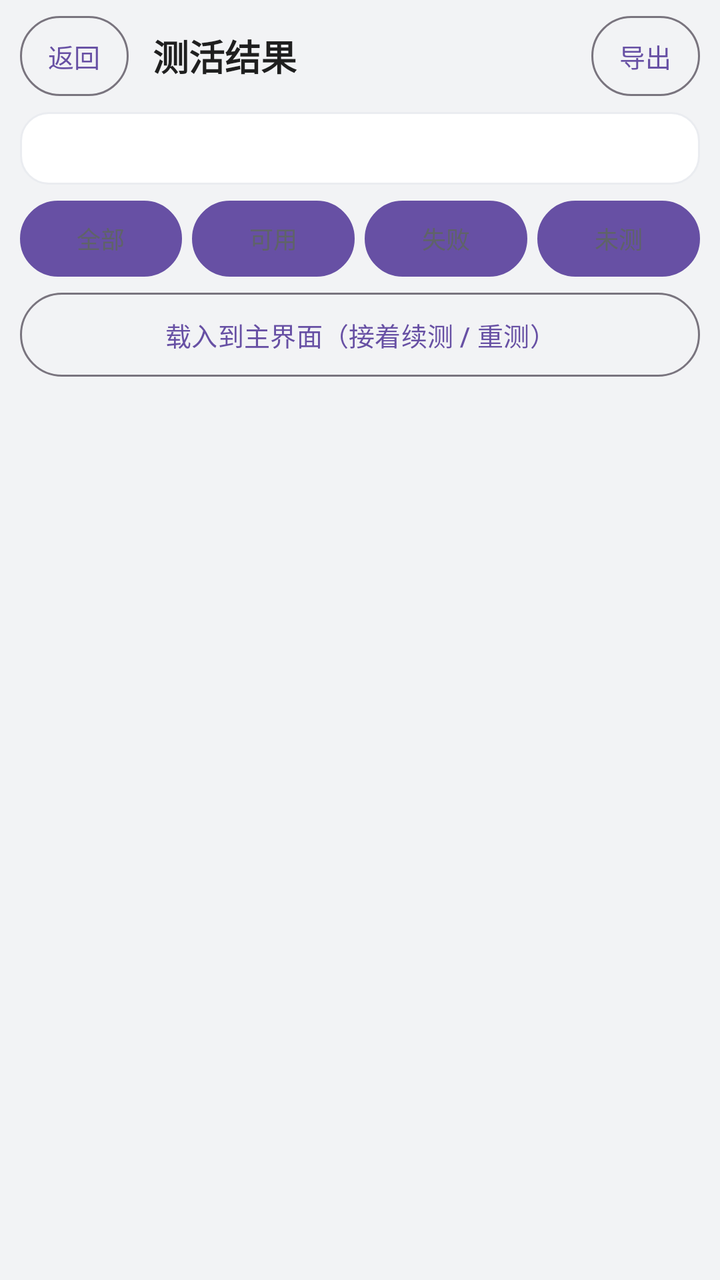
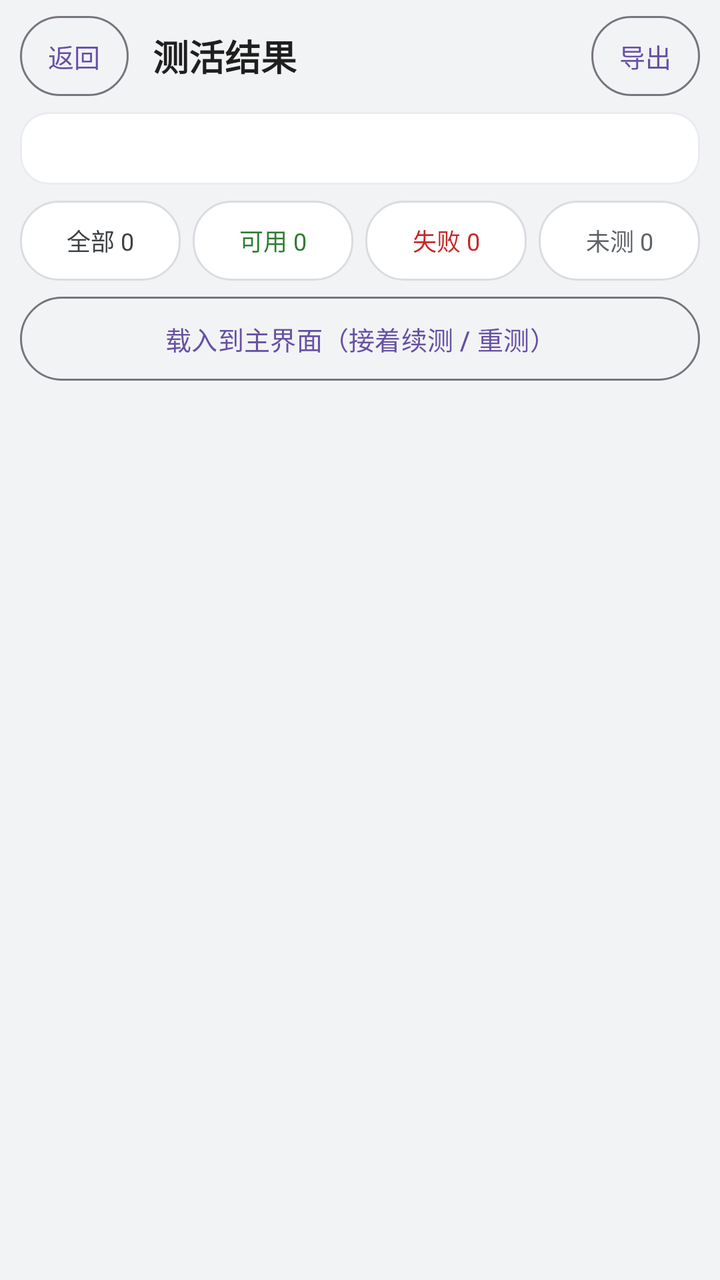

Before-and-after screenshots of an Android layout around one commit, followed by the original layout XML and the change that was made.
<!-- AndroidManifest.xml: application theme Theme.Check -->
<!-- res/layout/activity_result.xml -->
<?xml version="1.0" encoding="utf-8"?>
<LinearLayout xmlns:android="http://schemas.android.com/apk/res/android"
    android:id="@+id/root"
    android:layout_width="match_parent"
    android:layout_height="match_parent"
    android:background="#F2F3F5"
    android:orientation="vertical">

    <LinearLayout
        android:layout_width="match_parent"
        android:layout_height="wrap_content"
        android:layout_marginHorizontal="10dp"
        android:layout_marginTop="8dp"
        android:gravity="center_vertical"
        android:orientation="horizontal">

        <Button
            android:id="@+id/btnBack"
            style="?attr/materialButtonOutlinedStyle"
            android:layout_width="wrap_content"
            android:layout_height="40dp"
            android:insetTop="0dp"
            android:insetBottom="0dp"
            android:minWidth="0dp"
            android:paddingHorizontal="14dp"
            android:text="返回"
            android:textSize="13sp" />

        <TextView
            android:id="@+id/tvTitle"
            android:layout_width="0dp"
            android:layout_height="wrap_content"
            android:layout_marginStart="12dp"
            android:layout_weight="1"
            android:ellipsize="end"
            android:maxLines="1"
            android:text="测活结果"
            android:textColor="#1F1F1F"
            android:textSize="18sp"
            android:textStyle="bold" />

        <Button
            android:id="@+id/btnExport"
            style="?attr/materialButtonOutlinedStyle"
            android:layout_width="wrap_content"
            android:layout_height="40dp"
            android:insetTop="0dp"
            android:insetBottom="0dp"
            android:minWidth="0dp"
            android:paddingHorizontal="14dp"
            android:text="导出"
            android:textSize="13sp" />
    </LinearLayout>

    <TextView
        android:id="@+id/tvInfo"
        android:layout_width="match_parent"
        android:layout_height="wrap_content"
        android:layout_marginHorizontal="10dp"
        android:layout_marginTop="8dp"
        android:background="@drawable/bg_card"
        android:lineSpacingExtra="3dp"
        android:paddingHorizontal="12dp"
        android:paddingVertical="10dp"
        android:text=""
        android:textColor="#5F6368"
        android:textSize="12sp" />

    <LinearLayout
        android:layout_width="match_parent"
        android:layout_height="wrap_content"
        android:layout_marginHorizontal="10dp"
        android:layout_marginTop="8dp"
        android:orientation="horizontal">

        <Button
            android:id="@+id/btnFAll"
            android:layout_width="0dp"
            android:layout_height="38dp"
            android:layout_weight="1"
            android:background="@drawable/bg_chip"
            android:insetTop="0dp"
            android:insetBottom="0dp"
            android:minWidth="0dp"
            android:paddingHorizontal="2dp"
            android:stateListAnimator="@null"
            android:text="全部"
            android:textColor="@drawable/chip_text"
            android:textSize="12sp" />

        <Button
            android:id="@+id/btnFAlive"
            android:layout_width="0dp"
            android:layout_height="38dp"
            android:layout_marginStart="5dp"
            android:layout_weight="1"
            android:background="@drawable/bg_chip"
            android:insetTop="0dp"
            android:insetBottom="0dp"
            android:minWidth="0dp"
            android:paddingHorizontal="2dp"
            android:stateListAnimator="@null"
            android:text="可用"
            android:textColor="@drawable/chip_text"
            android:textSize="12sp" />

        <Button
            android:id="@+id/btnFDead"
            android:layout_width="0dp"
            android:layout_height="38dp"
            android:layout_marginStart="5dp"
            android:layout_weight="1"
            android:background="@drawable/bg_chip"
            android:insetTop="0dp"
            android:insetBottom="0dp"
            android:minWidth="0dp"
            android:paddingHorizontal="2dp"
            android:stateListAnimator="@null"
            android:text="失败"
            android:textColor="@drawable/chip_text"
            android:textSize="12sp" />

        <Button
            android:id="@+id/btnFUntested"
            android:layout_width="0dp"
            android:layout_height="38dp"
            android:layout_marginStart="5dp"
            android:layout_weight="1"
            android:background="@drawable/bg_chip"
            android:insetTop="0dp"
            android:insetBottom="0dp"
            android:minWidth="0dp"
            android:paddingHorizontal="2dp"
            android:stateListAnimator="@null"
            android:text="未测"
            android:textColor="@drawable/chip_text"
            android:textSize="12sp" />
    </LinearLayout>

    <Button
        android:id="@+id/btnLoad2Main"
        style="?attr/materialButtonOutlinedStyle"
        android:layout_width="match_parent"
        android:layout_height="42dp"
        android:layout_marginHorizontal="10dp"
        android:layout_marginTop="8dp"
        android:insetTop="0dp"
        android:insetBottom="0dp"
        android:minWidth="0dp"
        android:text="载入到主界面（接着续测 / 重测）"
        android:textSize="13sp" />

    <androidx.recyclerview.widget.RecyclerView
        android:id="@+id/recycler"
        android:layout_width="match_parent"
        android:layout_height="0dp"
        android:layout_marginTop="4dp"
        android:layout_weight="1"
        android:clipToPadding="false"
        android:paddingBottom="12dp" />
</LinearLayout>
<!-- resources referenced by this layout -->
<resources>
  <!-- drawable bg_card (drawable) -->
  <?xml version="1.0" encoding="utf-8"?>
  <shape xmlns:android="http://schemas.android.com/apk/res/android"
      android:shape="rectangle">
      <solid android:color="#FFFFFF" />
      <corners android:radius="14dp" />
      <stroke
          android:width="1dp"
          android:color="#EAECF0" />
  </shape>
  <!-- drawable bg_chip (drawable) -->
  <?xml version="1.0" encoding="utf-8"?>
  <selector xmlns:android="http://schemas.android.com/apk/res/android">
      <item android:state_selected="true">
          <shape android:shape="rectangle">
              <solid android:color="#7B4DFF" />
              <corners android:radius="19dp" />
          </shape>
      </item>
      <item>
          <shape android:shape="rectangle">
              <solid android:color="#FFFFFF" />
              <stroke
                  android:width="1dp"
                  android:color="#DADCE0" />
              <corners android:radius="19dp" />
          </shape>
      </item>
  </selector>
  <!-- drawable chip_text (drawable) -->
  <?xml version="1.0" encoding="utf-8"?>
  <selector xmlns:android="http://schemas.android.com/apk/res/android">
      <item android:state_selected="true" android:color="#FFFFFF" />
      <item android:color="#5F6368" />
  </selector>
  <style name="Theme.Check" parent="Theme.Material3.Light.NoActionBar">
          <item name="android:statusBarColor">@android:color/transparent</item>
          <item name="android:navigationBarColor">@android:color/transparent</item>
          <item name="android:windowLightStatusBar">true</item>
          <item name="android:windowBackground">#F2F3F5</item>
          <item name="android:textColorPrimary">#212121</item>
          <item name="android:textColorSecondary">#666666</item>
      </style>
</resources>

<!-- the commit's change to res/layout/activity_result.xml (unified diff, before → after) -->
@@ -73,67 +73,59 @@
         android:layout_marginTop="8dp"
         android:orientation="horizontal">
 
-        <Button
+        <TextView
             android:id="@+id/btnFAll"
             android:layout_width="0dp"
-            android:layout_height="38dp"
+            android:layout_height="40dp"
             android:layout_weight="1"
             android:background="@drawable/bg_chip"
-            android:insetTop="0dp"
-            android:insetBottom="0dp"
-            android:minWidth="0dp"
-            android:paddingHorizontal="2dp"
-            android:stateListAnimator="@null"
-            android:text="全部"
-            android:textColor="@drawable/chip_text"
+            android:clickable="true"
+            android:focusable="true"
+            android:gravity="center"
+            android:text="全部 0"
+            android:textColor="@drawable/chip_text_all"
             android:textSize="12sp" />
 
-        <Button
+        <TextView
             android:id="@+id/btnFAlive"
             android:layout_width="0dp"
-            android:layout_height="38dp"
-            android:layout_marginStart="5dp"
+            android:layout_height="40dp"
+            android:layout_marginStart="6dp"
             android:layout_weight="1"
             android:background="@drawable/bg_chip"
-            android:insetTop="0dp"
-            android:insetBottom="0dp"
-            android:minWidth="0dp"
-            android:paddingHorizontal="2dp"
-            android:stateListAnimator="@null"
-            android:text="可用"
-            android:textColor="@drawable/chip_text"
+            android:clickable="true"
+            android:focusable="true"
+            android:gravity="center"
+            android:text="可用 0"
+            android:textColor="@drawable/chip_text_alive"
             android:textSize="12sp" />
 
-        <Button
+        <TextView
             android:id="@+id/btnFDead"
             android:layout_width="0dp"
-            android:layout_height="38dp"
-            android:layout_marginStart="5dp"
+            android:layout_height="40dp"
+            android:layout_marginStart="6dp"
             android:layout_weight="1"
             android:background="@drawable/bg_chip"
-            android:insetTop="0dp"
-            android:insetBottom="0dp"
-            android:minWidth="0dp"
-            android:paddingHorizontal="2dp"
-            android:stateListAnimator="@null"
-            android:text="失败"
-            android:textColor="@drawable/chip_text"
+            android:clickable="true"
+            android:focusable="true"
+            android:gravity="center"
+            android:text="失败 0"
+            android:textColor="@drawable/chip_text_dead"
             android:textSize="12sp" />
 
-        <Button
+        <TextView
             android:id="@+id/btnFUntested"
             android:layout_width="0dp"
-            android:layout_height="38dp"
-            android:layout_marginStart="5dp"
+            android:layout_height="40dp"
+            android:layout_marginStart="6dp"
             android:layout_weight="1"
             android:background="@drawable/bg_chip"
-            android:insetTop="0dp"
-            android:insetBottom="0dp"
-            android:minWidth="0dp"
-            android:paddingHorizontal="2dp"
-            android:stateListAnimator="@null"
-            android:text="未测"
-            android:textColor="@drawable/chip_text"
+            android:clickable="true"
+            android:focusable="true"
+            android:gravity="center"
+            android:text="未测 0"
+            android:textColor="@drawable/chip_text_un"
             android:textSize="12sp" />
     </LinearLayout>
 
@@ -150,12 +142,30 @@
         android:text="载入到主界面（接着续测 / 重测）"
         android:textSize="13sp" />
 
-    <androidx.recyclerview.widget.RecyclerView
-        android:id="@+id/recycler"
+    <FrameLayout
         android:layout_width="match_parent"
         android:layout_height="0dp"
         android:layout_marginTop="4dp"
-        android:layout_weight="1"
-        android:clipToPadding="false"
-        android:paddingBottom="12dp" />
+        android:layout_weight="1">
+
+        <androidx.recyclerview.widget.RecyclerView
+            android:id="@+id/recycler"
+            android:layout_width="match_parent"
+            android:layout_height="match_parent"
+            android:clipToPadding="false"
+            android:paddingBottom="12dp" />
+
+        <TextView
+            android:id="@+id/tvEmpty"
+            android:layout_width="match_parent"
+            android:layout_height="wrap_content"
+            android:layout_gravity="center"
+            android:layout_marginHorizontal="32dp"
+            android:gravity="center"
+            android:lineSpacingExtra="3dp"
+            android:text="这一类里没有站点"
+            android:textColor="#9AA0A6"
+            android:textSize="13sp"
+            android:visibility="gone" />
+    </FrameLayout>
 </LinearLayout>
<!-- resource entries referenced after the edit -->
@@ -29,7 +29,25 @@
           </shape>
       </item>
   </selector>
-  <!-- drawable chip_text (drawable) -->
+  <!-- drawable chip_text_alive (drawable) -->
+  <?xml version="1.0" encoding="utf-8"?>
+  <selector xmlns:android="http://schemas.android.com/apk/res/android">
+      <item android:state_selected="true" android:color="#FFFFFF" />
+      <item android:color="#2E7D32" />
+  </selector>
+  <!-- drawable chip_text_all (drawable) -->
+  <?xml version="1.0" encoding="utf-8"?>
+  <selector xmlns:android="http://schemas.android.com/apk/res/android">
+      <item android:state_selected="true" android:color="#FFFFFF" />
+      <item android:color="#3C4043" />
+  </selector>
+  <!-- drawable chip_text_dead (drawable) -->
+  <?xml version="1.0" encoding="utf-8"?>
+  <selector xmlns:android="http://schemas.android.com/apk/res/android">
+      <item android:state_selected="true" android:color="#FFFFFF" />
+      <item android:color="#C62828" />
+  </selector>
+  <!-- drawable chip_text_un (drawable) -->
   <?xml version="1.0" encoding="utf-8"?>
   <selector xmlns:android="http://schemas.android.com/apk/res/android">
       <item android:state_selected="true" android:color="#FFFFFF" />
